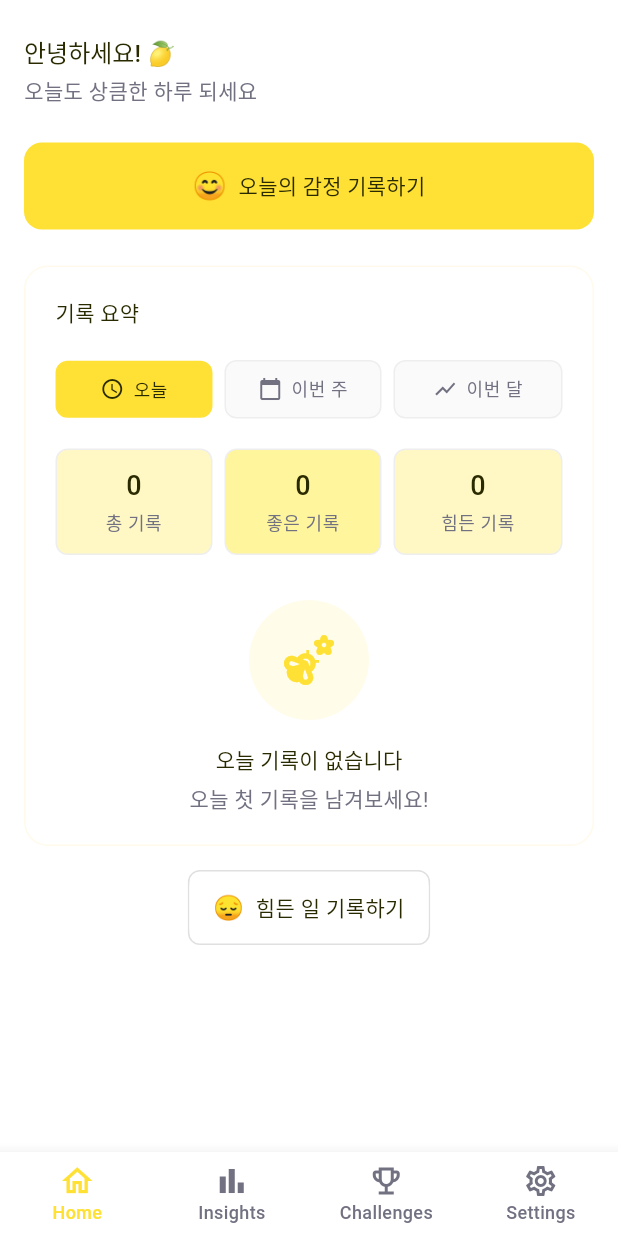
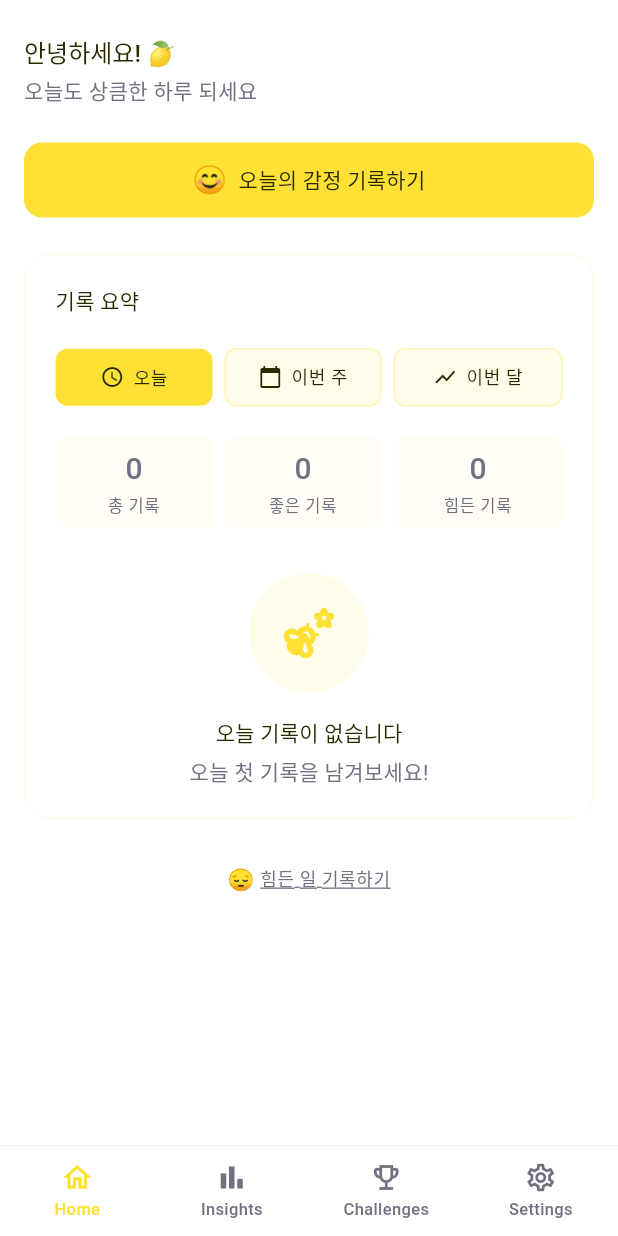
Before and after one commit to iplepine/happyinside, a Flutter app: the screen it shows after launch, on a phone screen of 412 x 824 dp. Run offline on Flutter 3.47's test engine with Material 3 defaults, Android fonts, the phone set to English and light mode, and no system bars; our stand-ins replace equatable, fl_chart, flutter_riverpod, freezed_annotation, get_it, go_router and 2 more; accounts and stored records are empty; generated files the repository leaves out were written again.

Commit message:
메인 디자인 변경

```diff
--- a/app/lib/features/main/presentation/main_home_tab_page.dart
+++ b/app/lib/features/main/presentation/main_home_tab_page.dart
@@ -132,7 +132,7 @@ class _MainHomeTabPageState extends ConsumerState<MainHomeTabPage> {
         style: ElevatedButton.styleFrom(
           backgroundColor: Colors.transparent,
           foregroundColor: AppColors.primaryForeground,
-          padding: const EdgeInsets.symmetric(vertical: 16),
+          padding: const EdgeInsets.symmetric(vertical: 12),
           shape: RoundedRectangleBorder(
             borderRadius: BorderRadius.circular(12),
           ),
@@ -221,10 +221,14 @@ class _MainHomeTabPageState extends ConsumerState<MainHomeTabPage> {
               margin: EdgeInsets.only(right: index < tabs.length - 1 ? 8 : 0),
               padding: const EdgeInsets.symmetric(vertical: 10, horizontal: 8),
               decoration: BoxDecoration(
-                color: isSelected ? AppColors.primary : Colors.grey.shade50,
+                color: isSelected
+                    ? AppColors.primary
+                    : AppColors.primary.withOpacity(0.1),
                 borderRadius: BorderRadius.circular(8),
                 border: Border.all(
-                  color: isSelected ? AppColors.primary : Colors.grey.shade200,
+                  color: isSelected
+                      ? AppColors.primary
+                      : AppColors.primary.withOpacity(0.3),
                   width: 1,
                 ),
               ),
@@ -236,7 +240,7 @@ class _MainHomeTabPageState extends ConsumerState<MainHomeTabPage> {
                     size: 16,
                     color: isSelected
                         ? AppColors.primaryForeground
-                        : AppColors.mutedForeground,
+                        : AppColors.foreground,
                   ),
                   const SizedBox(width: 6),
                   Text(
@@ -245,7 +249,7 @@ class _MainHomeTabPageState extends ConsumerState<MainHomeTabPage> {
                       fontWeight: AppColors.fontWeightMedium,
                       color: isSelected
                           ? AppColors.primaryForeground
-                          : AppColors.mutedForeground,
+                          : AppColors.foreground,
                     ),
                   ),
                 ],
@@ -262,20 +266,20 @@ class _MainHomeTabPageState extends ConsumerState<MainHomeTabPage> {
       {
         'label': '총 기록',
         'count': '0',
-        'color': AppColors.secondary,
-        'textColor': AppColors.secondaryForeground,
+        'color': AppColors.primary.withOpacity(0.05),
+        'textColor': AppColors.mutedForeground,
       },
       {
         'label': '좋은 기록',
         'count': '0',
-        'color': AppColors.accent,
-        'textColor': AppColors.accentForeground,
+        'color': AppColors.primary.withOpacity(0.05),
+        'textColor': AppColors.mutedForeground,
       },
       {
         'label': '힘든 기록',
         'count': '0',
-        'color': AppColors.secondary,
-        'textColor': AppColors.secondaryForeground,
+        'color': AppColors.primary.withOpacity(0.05),
+        'textColor': AppColors.mutedForeground,
       },
     ];
 
@@ -284,17 +288,16 @@ class _MainHomeTabPageState extends ConsumerState<MainHomeTabPage> {
         return Expanded(
           child: Container(
             margin: EdgeInsets.only(right: stat == stats.last ? 0 : 8),
-            padding: const EdgeInsets.symmetric(vertical: 12, horizontal: 8),
+            padding: const EdgeInsets.symmetric(vertical: 8, horizontal: 6),
             decoration: BoxDecoration(
               color: stat['color'] as Color,
-              borderRadius: BorderRadius.circular(8),
-              border: Border.all(color: Colors.grey.shade200, width: 1),
+              borderRadius: BorderRadius.circular(6),
             ),
             child: Column(
               children: [
                 Text(
                   stat['count'] as String,
-                  style: Theme.of(context).textTheme.headlineSmall?.copyWith(
+                  style: Theme.of(context).textTheme.headlineMedium?.copyWith(
                     fontWeight: AppColors.fontWeightMedium,
                     color: stat['textColor'] as Color,
                   ),
@@ -305,6 +308,7 @@ class _MainHomeTabPageState extends ConsumerState<MainHomeTabPage> {
                   style: Theme.of(context).textTheme.bodySmall?.copyWith(
                     color: AppColors.mutedForeground,
                     fontWeight: AppColors.fontWeightMedium,
+                    fontSize: 11,
                   ),
                   textAlign: TextAlign.center,
                 ),
@@ -361,32 +365,33 @@ class _MainHomeTabPageState extends ConsumerState<MainHomeTabPage> {
 
   Widget _buildSecondaryActionLink() {
     return Center(
-      child: Container(
-        decoration: BoxDecoration(
-          borderRadius: BorderRadius.circular(8),
-          border: Border.all(color: Colors.grey.shade300, width: 1),
+      child: TextButton(
+        onPressed: () {
+          // 힘든 일 기록하기 페이지로 이동
+          context.push('/difficult');
+        },
+        style: TextButton.styleFrom(
+          foregroundColor: AppColors.mutedForeground,
+          padding: const EdgeInsets.symmetric(vertical: 6, horizontal: 12),
+          backgroundColor: Colors.transparent,
+          shape: RoundedRectangleBorder(borderRadius: BorderRadius.circular(6)),
         ),
-        child: TextButton.icon(
-          onPressed: () {
-            // 힘든 일 기록하기 페이지로 이동
-            context.push('/difficult');
-          },
-          style: TextButton.styleFrom(
-            foregroundColor: AppColors.foreground,
-            padding: const EdgeInsets.symmetric(vertical: 10, horizontal: 16),
-            backgroundColor: Colors.white,
-            shape: RoundedRectangleBorder(
-              borderRadius: BorderRadius.circular(8),
+        child: Row(
+          mainAxisSize: MainAxisSize.min,
+          children: [
+            const Text('😔', style: TextStyle(fontSize: 14)),
+            const SizedBox(width: 4),
+            Text(
+              '힘든 일 기록하기',
+              style: Theme.of(context).textTheme.bodySmall?.copyWith(
+                color: AppColors.mutedForeground,
+                fontWeight: AppColors.fontWeightNormal,
+                decoration: TextDecoration.underline,
+                decorationThickness: 1.5,
+                decorationColor: AppColors.mutedForeground,
+              ),
             ),
-          ),
-          icon: const Text('😔', style: TextStyle(fontSize: 16)),
-          label: Text(
-            '힘든 일 기록하기',
-            style: Theme.of(context).textTheme.bodyMedium?.copyWith(
-              color: AppColors.foreground,
-              fontWeight: AppColors.fontWeightMedium,
-            ),
-          ),
+          ],
         ),
       ),
     );
--- a/app/lib/features/main/presentation/main_screen.dart
+++ b/app/lib/features/main/presentation/main_screen.dart
@@ -27,48 +27,66 @@ class _MainScreenState extends State<MainScreen> {
   Widget build(BuildContext context) {
     return Scaffold(
       body: IndexedStack(index: _currentIndex, children: _pages),
-      bottomNavigationBar: BottomNavigationBar(
-        type: BottomNavigationBarType.fixed,
-        currentIndex: _currentIndex,
-        onTap: (index) {
+      bottomNavigationBar: Container(
+        decoration: BoxDecoration(
+          color: Colors.white,
+          border: Border(
+            top: BorderSide(color: Colors.grey.shade200, width: 0.5),
+          ),
+        ),
+        child: SafeArea(
+          child: Container(
+            height: 60,
+            child: Row(
+              children: [
+                _buildNavItem(0, Icons.home_outlined, 'Home'),
+                _buildNavItem(1, Icons.bar_chart_outlined, 'Insights'),
+                _buildNavItem(2, Icons.emoji_events_outlined, 'Challenges'),
+                _buildNavItem(3, Icons.settings_outlined, 'Settings'),
+              ],
+            ),
+          ),
+        ),
+      ),
+    );
+  }
+
+  Widget _buildNavItem(int index, IconData icon, String label) {
+    final isSelected = _currentIndex == index;
+
+    return Expanded(
+      child: GestureDetector(
+        onTap: () {
           setState(() {
             _currentIndex = index;
           });
         },
-        backgroundColor: AppColors.card,
-        selectedItemColor: AppColors.primary,
-        unselectedItemColor: AppColors.mutedForeground,
-        selectedLabelStyle: const TextStyle(
-          fontWeight: AppColors.fontWeightMedium,
-          fontSize: 12,
+        child: Container(
+          height: 60,
+          child: Column(
+            mainAxisAlignment: MainAxisAlignment.center,
+            children: [
+              Icon(
+                icon,
+                size: 22,
+                color: isSelected
+                    ? AppColors.primary
+                    : AppColors.mutedForeground,
+              ),
+              const SizedBox(height: 2),
+              Text(
+                label,
+                style: TextStyle(
+                  fontSize: 11,
+                  fontWeight: AppColors.fontWeightMedium,
+                  color: isSelected
+                      ? AppColors.primary
+                      : AppColors.mutedForeground,
+                ),
+              ),
+            ],
+          ),
         ),
-        unselectedLabelStyle: const TextStyle(
-          fontWeight: AppColors.fontWeightMedium,
-          fontSize: 12,
-        ),
-        elevation: 8,
-        items: const [
-          BottomNavigationBarItem(
-            icon: Icon(Icons.home_outlined),
-            activeIcon: Icon(Icons.home_outlined),
-            label: 'Home',
-          ),
-          BottomNavigationBarItem(
-            icon: Icon(Icons.bar_chart_outlined),
-            activeIcon: Icon(Icons.bar_chart_outlined),
-            label: 'Insights',
-          ),
-          BottomNavigationBarItem(
-            icon: Icon(Icons.emoji_events_outlined),
-            activeIcon: Icon(Icons.emoji_events_outlined),
-            label: 'Challenges',
-          ),
-          BottomNavigationBarItem(
-            icon: Icon(Icons.settings_outlined),
-            activeIcon: Icon(Icons.settings_outlined),
-            label: 'Settings',
-          ),
-        ],
       ),
     );
   }
```
